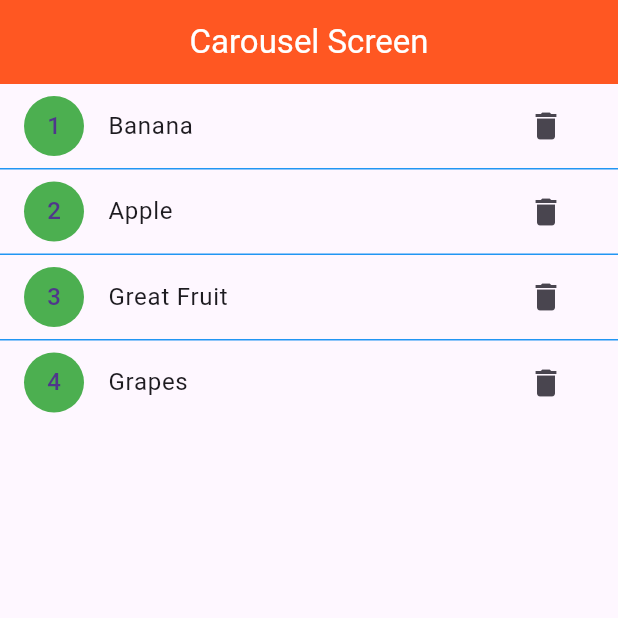
After one commit to MEhsan1237/doctor-UI, a Flutter app: the DisMisAbleFileScreen screen opened directly, after a tap on the "delete" icon, on a phone screen of 412 x 824 dp, the top half of it. The commit adds this screen. Run offline on Flutter 3.47's test engine with Material 3 defaults, Android fonts, the phone set to English and light mode, and no system bars; our stand-ins replace carousel_slider, speech_to_text, webview_flutter; missing offline and left inert: clipboard, fl_country_code_picker, language_picker, scratcher.

Commit message:
upload file

```diff
--- a/lib/copytext/clipbord_file.dart
+++ b/lib/copytext/clipbord_file.dart
@@ -35,5 +35,3 @@ class _ClipBordFileScreenState extends State<ClipBordFileScreen> {
     );
   }
 }
-
-copy text
--- /dev/null
+++ b/lib/dismissible/dissmissble_file.dart
@@ -0,0 +1,58 @@
+import 'package:flutter/material.dart';
+
+class DisMisAbleFileScreen extends StatefulWidget {
+  const DisMisAbleFileScreen({super.key});
+
+  @override
+  State<DisMisAbleFileScreen> createState() => _DisMisAbleFileScreenState();
+}
+
+class _DisMisAbleFileScreenState extends State<DisMisAbleFileScreen> {
+  List fruits = ["Mango", "Banana", "Apple", "Great Fruit", "Grapes"];
+
+  @override
+  Widget build(BuildContext context) {
+    return Scaffold(
+      appBar: AppBar(
+        title: Text("Carousel Screen", style: TextStyle(color: Colors.white)),
+        centerTitle: true,
+        backgroundColor: Colors.deepOrange,
+      ),
+      body:
+          fruits.isNotEmpty
+              ? ListView.separated(
+                itemBuilder: (context, index) {
+                  return
+                  Dismissible(
+                    key: Key(fruits[index]),
+                    onDismissed: (direction) {
+                      fruits.removeAt(index);
+                    },
+                    background: Container(color: Colors.deepOrange),
+                    child: ListTile(
+                      leading: CircleAvatar(
+                        backgroundColor: Colors.green,
+                        child: Text("${index + 1}"),
+                      ),
+                      title: Text(fruits[index]),
+                      trailing: IconButton(
+                        onPressed: () {
+                          setState(() {
+                            fruits.removeAt(index);
+                          });
+                        },
+                        icon: Icon(Icons.delete),
+                      ),
+                    ),
+                  );
+
+                },
+                separatorBuilder:
+                    (context, index) =>
+                        Container(height: 1, color: Colors.blue),
+                itemCount: fruits.length,
+              )
+              : Center(child: Text("No Data", textAlign: TextAlign.center)),
+    );
+  }
+}
--- a/lib/main18.dart
+++ b/lib/main18.dart
@@ -3,6 +3,7 @@ import 'package:practice/scratcher/scratcher_file.dart';
 
 import 'copytext/clipbord_file.dart';
 import 'countrypicker/country_picker_class.dart';
+import 'dismissible/dissmissble_file.dart';
 import 'image_slider/carousel_slider_file.dart';
 import 'languagepic/language_picker_file.dart';
 
@@ -12,6 +13,6 @@ void main ()
 
   runApp(MaterialApp(
     debugShowCheckedModeBanner: false,
-    home: ClipBordFileScreen(),
+    home: DisMisAbleFileScreen(),
   ));
 }
```
